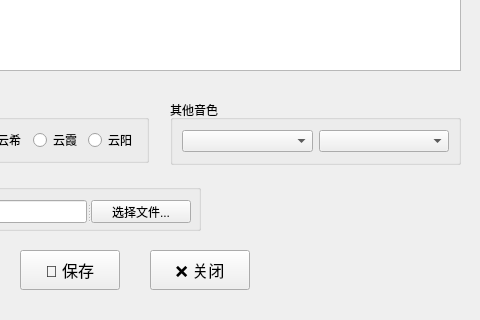
Before: the Qt Designer form src/dialog.ui in johnsmith2078/edge-tts-gui, drawn with Qt 5; both pictures show x 260 to 740 and y 260 to 580 of the 740 by 580 pixel window.
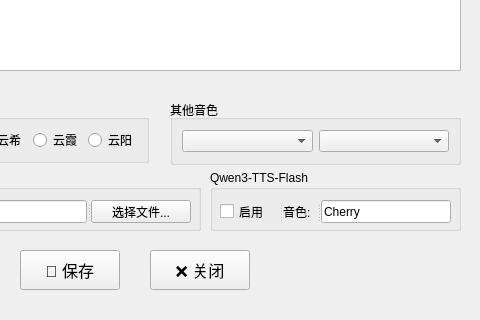
After: the same form once the commit is applied.

Commit message: Implement Qwen3-TTS-Flash support with environment variable configuration and integrate into the dialog for text-to-speech functionality.

```diff
--- a/src/dialog.ui
+++ b/src/dialog.ui
@@ -242,6 +242,47 @@
     </widget>
    </widget>
   </widget>
+  <widget class="QGroupBox" name="groupBoxQwenTTS">
+   <property name="geometry">
+    <rect>
+     <x>470</x>
+     <y>430</y>
+     <width>251</width>
+     <height>61</height>
+    </rect>
+   </property>
+   <property name="title">
+    <string>Qwen3-TTS-Flash</string>
+   </property>
+   <widget class="QSplitter" name="splitterQwenTTS">
+    <property name="geometry">
+     <rect>
+      <x>10</x>
+      <y>30</y>
+      <width>231</width>
+      <height>23</height>
+     </rect>
+    </property>
+    <property name="orientation">
+     <enum>Qt::Horizontal</enum>
+    </property>
+    <widget class="QCheckBox" name="checkBoxUseQwenTTS">
+     <property name="text">
+      <string>启用</string>
+     </property>
+    </widget>
+    <widget class="QLabel" name="labelQwenVoice">
+     <property name="text">
+      <string>音色:</string>
+     </property>
+    </widget>
+    <widget class="QLineEdit" name="lineEditQwenVoice">
+     <property name="text">
+      <string>Cherry</string>
+     </property>
+    </widget>
+   </widget>
+  </widget>
  </widget>
  <resources/>
  <connections>
```
The commit also changes 6 other files.
